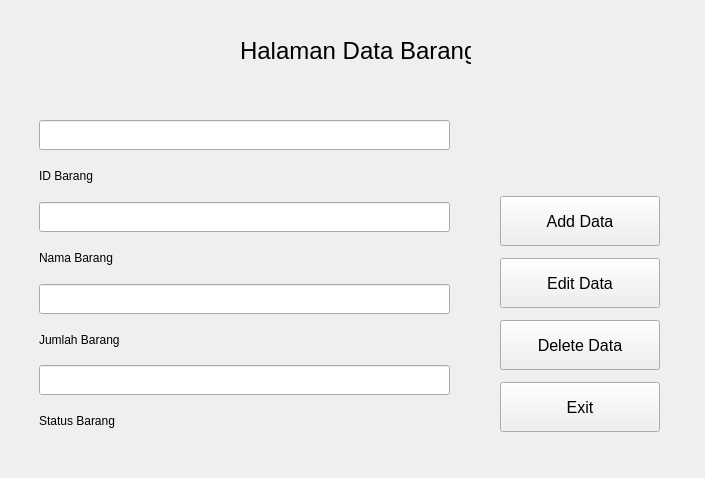
This is data.ui in AthreeS002/Pemdesk as Qt 5 draws it before an edit. The edited form follows.
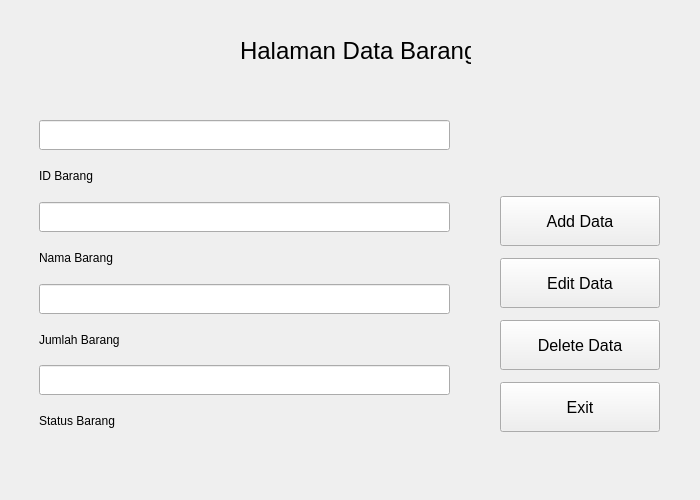
This is the edited form.

Diff of the .ui file:
```diff
--- a/data.ui
+++ b/data.ui
@@ -6,10 +6,16 @@
    <rect>
     <x>0</x>
     <y>0</y>
-    <width>705</width>
-    <height>478</height>
+    <width>700</width>
+    <height>500</height>
    </rect>
   </property>
+  <property name="maximumSize">
+   <size>
+    <width>700</width>
+    <height>500</height>
+   </size>
+  </property>
   <property name="windowTitle">
    <string>Form</string>
   </property>
```
